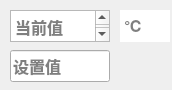
This is cpp/8H82600/dialog_setvalue.ui in huayunfly/goiot as Qt 5 draws it before an edit. The edited form follows.
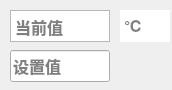
This is the edited form.

Patch:
```diff
--- a/cpp/8H82600/dialog_setvalue.ui
+++ b/cpp/8H82600/dialog_setvalue.ui
@@ -42,7 +42,7 @@
    </property>
    <property name="font">
     <font>
-     <family>Agency FB</family>
+     <family>Tahoma</family>
      <pointsize>12</pointsize>
      <weight>75</weight>
      <bold>true</bold>
```
Left out of the diff: 2 changed lines with no effect on the pictures.
